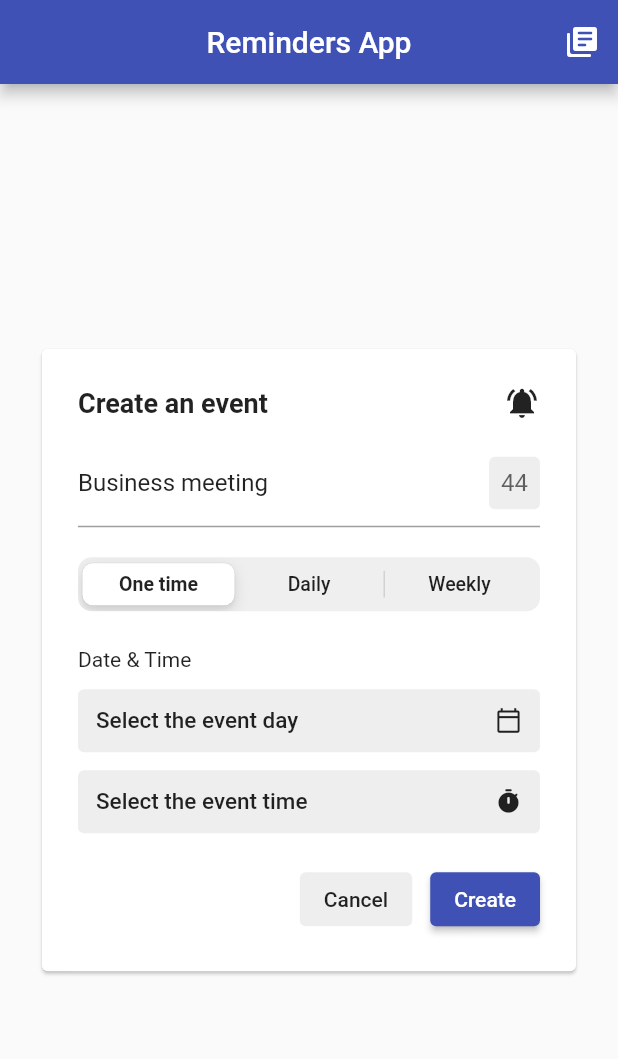
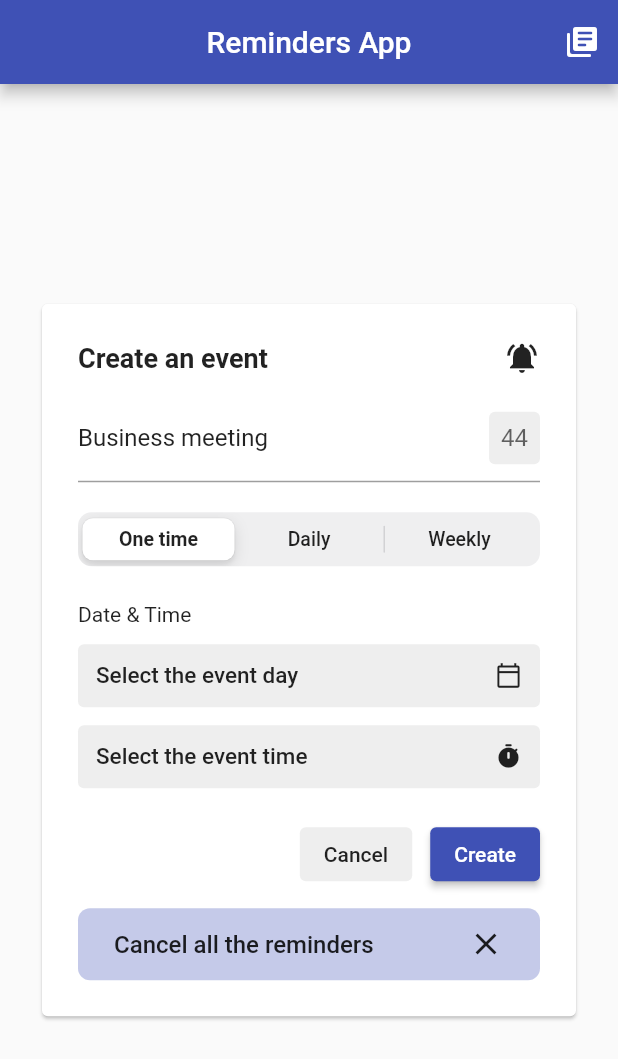
Before and after one commit to thecodexhub/flutter-local-notifications-example, a Flutter app: the screen it shows after launch, after a tap on "Create", on a phone screen of 412 x 824 dp. Shown: the top 1059 px of the screen. Run offline on Flutter 3.47's test engine with Material 2 defaults, Android fonts, the phone set to English and light mode, and no system bars; our stand-ins replace flutter_local_notifications, timezone.

Commit message:
Add functionalities to the UI

```diff
--- a/lib/home_page.dart
+++ b/lib/home_page.dart
@@ -1,7 +1,12 @@
+import 'dart:convert';
+
 import 'package:flutter/cupertino.dart';
 import 'package:flutter/material.dart';
+import 'package:flutter_local_notifications/flutter_local_notifications.dart';
+import 'package:intl/intl.dart';
 
 import 'details_page.dart';
+import 'services/notification_service.dart';
 import 'widgets/action_buttons.dart';
 import 'widgets/custom_day_picker.dart';
 import 'widgets/date_field.dart';
@@ -16,6 +21,8 @@ class HomePage extends StatefulWidget {
 }
 
 class _HomePageState extends State<HomePage> {
+  NotificationService notificationService = NotificationService();
+
   final int maxTitleLength = 60;
   TextEditingController _textEditingController =
       TextEditingController(text: "Business meeting");
@@ -27,6 +34,39 @@ class _HomePageState extends State<HomePage> {
 
   TimeOfDay currentTime = TimeOfDay.now();
   TimeOfDay? eventTime;
+
+  Future<void> onCreate() async {
+    await notificationService.showNotification(
+      0,
+      _textEditingController.text,
+      "A new event has been created.",
+      jsonEncode({
+        "title": _textEditingController.text,
+        "eventDate": DateFormat("EEEE, d MMM y").format(eventDate!),
+        "eventTime": eventTime!.format(context),
+      }),
+    );
+
+    await notificationService.scheduleNotification(
+      1,
+      _textEditingController.text,
+      "Reminder for your scheduled event at ${eventTime!.format(context)}",
+      eventDate!,
+      eventTime!,
+      jsonEncode({
+        "title": _textEditingController.text,
+        "eventDate": DateFormat("EEEE, d MMM y").format(eventDate!),
+        "eventTime": eventTime!.format(context),
+      }),
+      getDateTimeComponents(),
+    );
+
+    resetForm();
+  }
+
+  Future<void> cancelAllNotifications() async {
+    await notificationService.cancelAllNotifications();
+  }
 
   void resetForm() {
     segmentedControlGroupValue = 0;
@@ -118,8 +158,20 @@ class _HomePageState extends State<HomePage> {
                   ),
                   SizedBox(height: 20.0),
                   ActionButtons(
-                    onCreate: () {},
+                    onCreate: onCreate,
                     onCancel: resetForm,
+                  ),
+                  SizedBox(height: 12.0),
+                  GestureDetector(
+                    onTap: () async {
+                      await cancelAllNotifications();
+                      ScaffoldMessenger.of(context).showSnackBar(
+                        SnackBar(
+                          content: Text("All notfications cancelled"),
+                        ),
+                      );
+                    },
+                    child: _buildCancelAllButton(),
                   ),
                 ],
               ),
@@ -130,21 +182,60 @@ class _HomePageState extends State<HomePage> {
     );
   }
 
+  Widget _buildCancelAllButton() {
+    return Container(
+      decoration: BoxDecoration(
+        borderRadius: BorderRadius.circular(8.0),
+        color: Colors.indigo[100],
+      ),
+      padding: EdgeInsets.symmetric(
+        horizontal: 24.0,
+        vertical: 12.0,
+      ),
+      child: Row(
+        mainAxisAlignment: MainAxisAlignment.spaceBetween,
+        children: [
+          Text(
+            "Cancel all the reminders",
+            style: TextStyle(
+              fontSize: 16.0,
+              fontWeight: FontWeight.w500,
+              color: Colors.black87,
+            ),
+          ),
+          Icon(Icons.clear),
+        ],
+      ),
+    );
+  }
+
+  DateTimeComponents? getDateTimeComponents() {
+    if (segmentedControlGroupValue == 1) {
+      return DateTimeComponents.time;
+    } else if (segmentedControlGroupValue == 2) {
+      return DateTimeComponents.dayOfWeekAndTime;
+    }
+  }
+
   void selectEventDate() async {
+    final today =
+        DateTime(currentDate.year, currentDate.month, currentDate.day);
     if (segmentedControlGroupValue == 0) {
       eventDate = await showDatePicker(
         context: context,
-        initialDate:
-            new DateTime(currentDate.year, currentDate.month, currentDate.day),
-        firstDate:
-            new DateTime(currentDate.year, currentDate.month, currentDate.day),
+        initialDate: today,
+        firstDate: today,
         lastDate: new DateTime(currentDate.year + 10),
       );
       setState(() {});
+    } else if (segmentedControlGroupValue == 1) {
+      eventDate = today;
     } else if (segmentedControlGroupValue == 2) {
       CustomDayPicker(
         onDaySelect: (val) {
-          print(CustomDayPicker.weekdays[val]);
+          print("$val: ${CustomDayPicker.weekdays[val]}");
+          eventDate = today.add(
+              Duration(days: (val - today.weekday + 1) % DateTime.daysPerWeek));
         },
       ).show(context);
     }
--- a/lib/main.dart
+++ b/lib/main.dart
@@ -1,17 +1,25 @@
 import 'package:flutter/material.dart';
 
 import 'home_page.dart';
+import 'services/notification_service.dart';
 
-void main() {
+Future<void> main() async {
+  WidgetsFlutterBinding.ensureInitialized();
+  NotificationService notificationService = NotificationService();
+  await notificationService.init();
+  await notificationService.requestIOSPermissions();
   runApp(MyApp());
 }
+
+final GlobalKey<NavigatorState> navigatorKey = new GlobalKey<NavigatorState>();
 
 class MyApp extends StatelessWidget {
   @override
   Widget build(BuildContext context) {
     return MaterialApp(
-      title: 'Flutter Demo',
+      title: 'Flutter Local Notifications Example',
       debugShowCheckedModeBanner: false,
+      navigatorKey: navigatorKey,
       theme: ThemeData(
         primarySwatch: Colors.indigo,
       ),
```
Also changed, not shown: lib/details_page.dart (+6 -7 lines).
